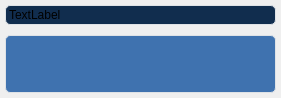
The window that ui/sentence_card_widget.ui (hong-kailin/LingThread) describes before a commit, drawn with Qt 5.
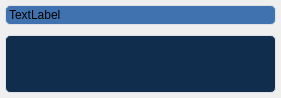
The same window after the commit.

```diff
--- a/ui/sentence_card_widget.ui
+++ b/ui/sentence_card_widget.ui
@@ -15,13 +15,13 @@
   </property>
   <property name="styleSheet">
    <string notr="true">#sentence{
-	background-color:rgb(17, 45, 78);
+	background-color:rgb(63,114,175);
 	border-radius: 5px;
      margin: 5px;
      border: 1px solid #dee2e6;
 }
 #translate{
-	background-color:rgb(63,114,175);
+	background-color:rgb(17, 45, 78); 
 	border-radius: 5px;
      margin: 5px;
      border: 1px solid #dee2e6;
```
